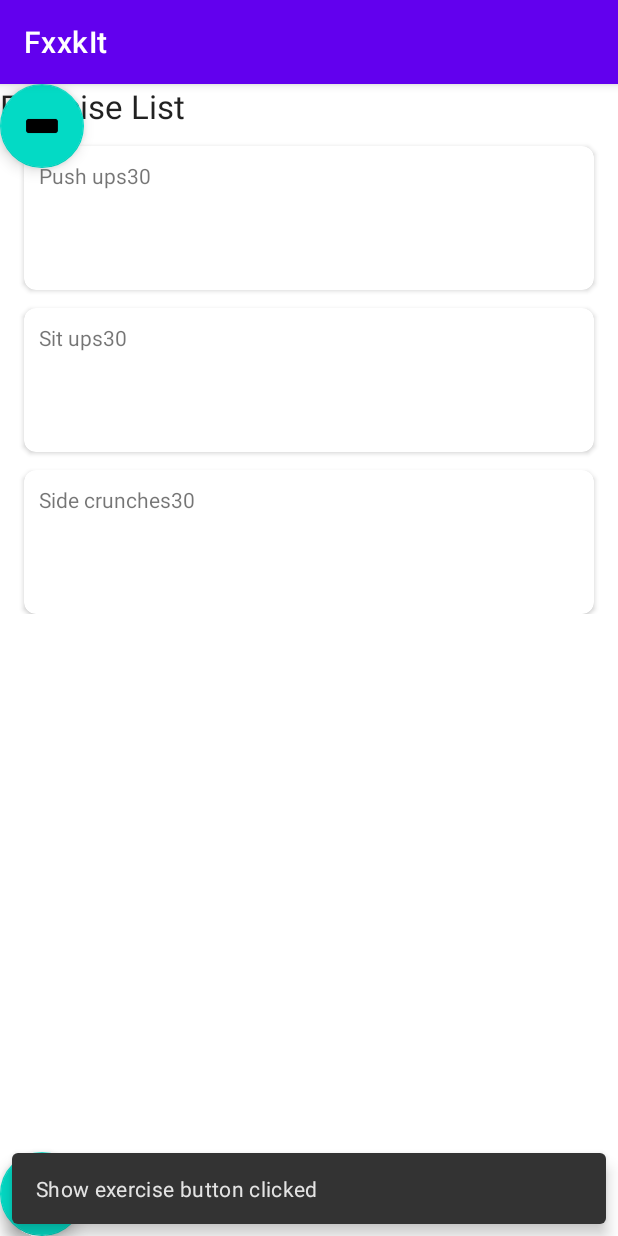
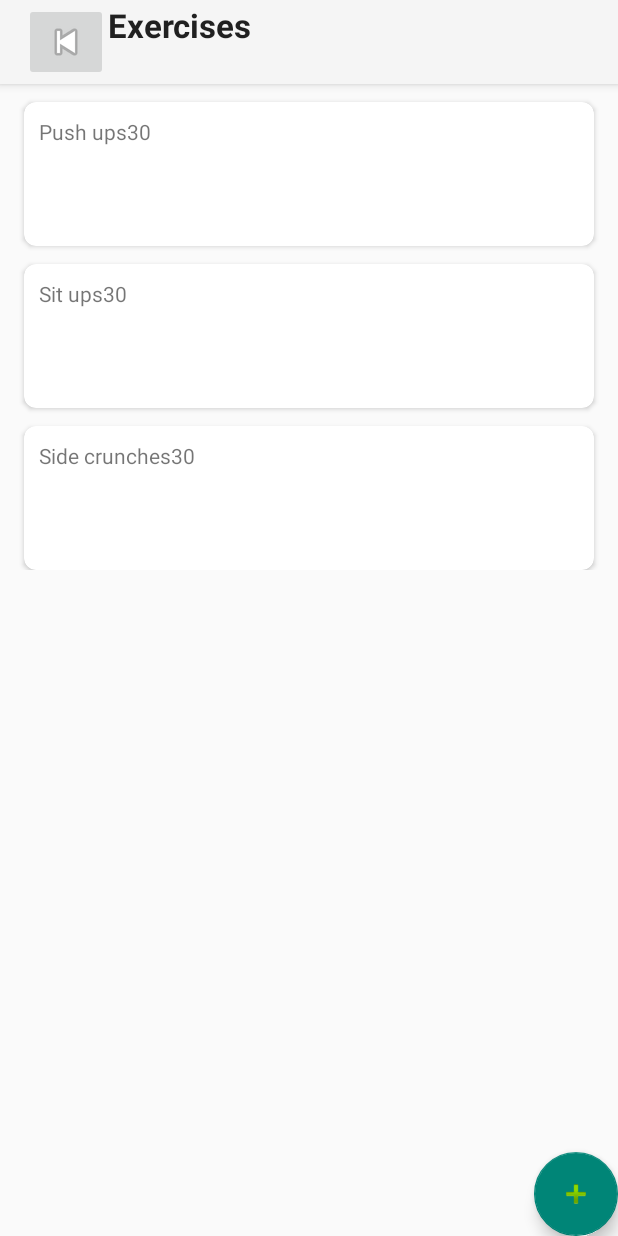
Before and after one commit to SarahCooperDev/FxxkItExercise, an Android app: the screen it shows after launch (MainActivity), after a tap on an icon or button, on a phone screen of 412 x 824 dp. Run offline under Robolectric (Android 15) with nearby library versions, the phone set to English and light mode, and no system bars.

Commit message:
added navigation history/previous functionality

```diff
--- a/app/src/main/AndroidManifest.xml
+++ b/app/src/main/AndroidManifest.xml
@@ -9,7 +9,7 @@
         android:icon="@mipmap/ic_launcher"
         android:label="@string/app_name"
         android:supportsRtl="true"
-        android:theme="@style/Theme.FxxkIt"
+        android:theme="@style/CustomTheme"
         tools:targetApi="31">
         <activity
             android:name=".MainActivity"
--- a/app/src/main/java/com/example/fxxkit/Fragment/ExerciseListFragment.kt
+++ b/app/src/main/java/com/example/fxxkit/Fragment/ExerciseListFragment.kt
@@ -57,7 +57,6 @@ class ExerciseListFragment : Fragment() {
                 }
             }
         }
-
     }
 
     override fun onViewCreated(view: View, savedInstanceState: Bundle?) {
--- a/app/src/main/java/com/example/fxxkit/MainActivity.kt
+++ b/app/src/main/java/com/example/fxxkit/MainActivity.kt
@@ -1,8 +1,12 @@
 package com.example.fxxkit
 
+import android.app.ActionBar
 import androidx.appcompat.app.AppCompatActivity
 import android.os.Bundle
+import android.view.MenuItem
 import android.view.View
+import android.widget.ImageButton
+import android.widget.TextView
 import com.example.fxxkit.Fragment.AddExerciseFragment
 import com.example.fxxkit.Fragment.CreateWorkoutFragment
 import com.example.fxxkit.Fragment.ExerciseListFragment
@@ -11,11 +15,11 @@ import com.google.android.material.floatingactionbutton.FloatingActionButton
 import com.google.android.material.snackbar.Snackbar
 
 class MainActivity : AppCompatActivity() {
-
-    private lateinit var showWorkoutListBtn: FloatingActionButton
     private lateinit var showExerciseListBtn : FloatingActionButton
     private lateinit var createWorkoutBtn : FloatingActionButton
     private lateinit var addExerciseBtn : FloatingActionButton
+    private lateinit var previousBtn: ImageButton
+    private var navHistory: ArrayList<String> = ArrayList<String>()
 
     override fun onCreate(savedInstanceState: Bundle?) {
         super.onCreate(savedInstanceState)
@@ -23,88 +27,109 @@ class MainActivity : AppCompatActivity() {
 
         if(savedInstanceState == null){
             supportFragmentManager.beginTransaction()
-                .add(R.id.main_fragment_view, WorkoutListFragment.newInstance(), "workoutlist")
-                .commit()
+                .add(R.id.main_fragment_view, WorkoutListFragment.newInstance(), "workoutlist").commit()
         }
 
-        showWorkoutListBtn = findViewById<FloatingActionButton>(R.id.show_workout_list_btn)
-        showWorkoutListBtn.visibility = View.GONE
+        supportActionBar?.setDisplayOptions(androidx.appcompat.app.ActionBar.DISPLAY_SHOW_CUSTOM)
+        supportActionBar?.setCustomView(R.layout.custom_action_bar)
+        getSupportActionBar()?.customView?.findViewById<TextView>(R.id.appbar_title_id)?.setText("Workouts")
+
         showExerciseListBtn = findViewById<FloatingActionButton>(R.id.show_exercises_btn)
         createWorkoutBtn = findViewById<FloatingActionButton>(R.id.create_workout_btn)
         addExerciseBtn = findViewById<FloatingActionButton>(R.id.add_exercise_btn)
+        previousBtn = findViewById<ImageButton>(R.id.previous_btn)
 
-        showWorkoutListBtn.setOnClickListener { view ->
-            Snackbar.make(view, "Show workout list clicked", Snackbar.LENGTH_SHORT)
-                .setAction("Action", null).show()
+        addToNavHistory("workoutList")
+        previousBtn.visibility = View.GONE
 
-            supportFragmentManager.beginTransaction()
-                .replace(R.id.main_fragment_view, WorkoutListFragment.newInstance(), "workoutlist")
-                .commit()
+        previousBtn.setOnClickListener{ view -> navToPrevious(view) }
+        showExerciseListBtn.setOnClickListener { view -> navToExerciseList(view) }
+        createWorkoutBtn.setOnClickListener { view -> navToCreateWorkout(view) }
+        addExerciseBtn.setOnClickListener { view -> navToAddExercise(view) }
+    }
 
-            setBtnVisibility(view, "workoutlist")
+    private fun clearBtns(){
+        showExerciseListBtn.visibility = View.GONE
+        addExerciseBtn.visibility = View.GONE
+        createWorkoutBtn.visibility = View.GONE
+    }
+
+    private fun navToPrevious(view: View){
+        var previous = getPreviousFragment()
+
+        if(previous != null){
+            when(previous) {
+                "addExercise" -> { navToAddExercise(view) }
+                "createWorkout" -> { navToCreateWorkout(view) }
+                "exerciseList" -> { navToExerciseList(view) }
+                "workoutList" -> { navToWorkoutList(view) }
+            }
         }
 
-        showExerciseListBtn.setOnClickListener { view ->
-            Snackbar.make(view, "Show exercise button clicked", Snackbar.LENGTH_SHORT)
-                .setAction("Action", null).show()
-
-            supportFragmentManager.beginTransaction()
-                .replace(R.id.main_fragment_view, ExerciseListFragment.newInstance(), "exerciselist")
-                .commit()
-
-            setBtnVisibility(view, "exerciselist")
-        }
-
-        createWorkoutBtn.setOnClickListener { view ->
-            Snackbar.make(view, "Create workout button clicked", Snackbar.LENGTH_SHORT)
-                .setAction("Action", null).show()
-
-            supportFragmentManager.beginTransaction()
-                .replace(R.id.main_fragment_view, CreateWorkoutFragment.newInstance(), "createworkout")
-                .commit()
-
-            setBtnVisibility(view, "createworkout")
-        }
-
-        addExerciseBtn.setOnClickListener { view ->
-            supportFragmentManager.beginTransaction()
-                .replace(R.id.main_fragment_view, AddExerciseFragment.newInstance(), "addexercise")
-                .commit()
-
-            setBtnVisibility(view, "addexercise")
+        if(navHistory.size < 2){
+            previousBtn.visibility = View.GONE
         }
     }
 
-    private fun setBtnVisibility(view: View, fragment: String){
-        //val currentFrag = this.supportFragmentManager.fragments.last().tag
+    private fun navToAddExercise(view: View){
+        supportFragmentManager.beginTransaction()
+            .replace(R.id.main_fragment_view, AddExerciseFragment.newInstance(),"addExercise")
+            .commit()
+
+        addToNavHistory("addExercise")
+        clearBtns()
+        getSupportActionBar()?.customView?.findViewById<TextView>(R.id.appbar_title_id)?.setText("Add Exercise")
+    }
+
+    private fun navToCreateWorkout(view: View){
+        supportFragmentManager.beginTransaction()
+            .replace(R.id.main_fragment_view, CreateWorkoutFragment.newInstance(),"createWorkout")
+            .commit()
+
+        addToNavHistory("createWorkout")
+        clearBtns()
+        getSupportActionBar()?.customView?.findViewById<TextView>(R.id.appbar_title_id)?.setText("Create Workout")
+    }
+
+    private fun navToExerciseList(view: View){
+        supportFragmentManager.beginTransaction()
+            .replace(R.id.main_fragment_view, ExerciseListFragment.newInstance(),"exerciseList")
+            .commit()
+
+        addToNavHistory("exerciseList")
+        clearBtns()
+        addExerciseBtn.visibility = View.VISIBLE
+        getSupportActionBar()?.customView?.findViewById<TextView>(R.id.appbar_title_id)?.setText("Exercises")
+    }
+
+    private fun navToWorkoutList(view: View){
+        supportFragmentManager.beginTransaction()
+            .replace(R.id.main_fragment_view, WorkoutListFragment.newInstance(),"workoutList")
+            .commit()
+
+        addToNavHistory("workoutList")
+        clearBtns()
+        showExerciseListBtn.visibility = View.VISIBLE
+        createWorkoutBtn.visibility = View.VISIBLE
+        getSupportActionBar()?.customView?.findViewById<TextView>(R.id.appbar_title_id)?.setText("Workouts")
+    }
+
+    private fun getPreviousFragment(): String? {
+        if(navHistory.size > 1){
+            navHistory.removeLast()
+            return navHistory.removeLast()
+        } else {
+            return null
+        }
+    }
+
+    private fun addToNavHistory(fragment: String){
+        navHistory.add(fragment)
+
+        if(navHistory.size > 1){
+            previousBtn.visibility = View.VISIBLE
+        }
 
         println("Navigated to " + fragment)
-
-        when(fragment){
-            "addexercise" -> {
-                addExerciseBtn.visibility = View.GONE
-                createWorkoutBtn.visibility = View.GONE
-                showExerciseListBtn.visibility = View.VISIBLE
-                showWorkoutListBtn.visibility = View.VISIBLE
-            }
-            "createworkout" -> {
-                createWorkoutBtn.visibility = View.GONE
-                addExerciseBtn.visibility = View.GONE
-                showExerciseListBtn.visibility = View.GONE
-                showWorkoutListBtn.visibility = View.VISIBLE
-            }
-            "exerciselist" -> {
-                addExerciseBtn.visibility = View.VISIBLE
-                createWorkoutBtn.visibility = View.GONE
-                showWorkoutListBtn.visibility = View.VISIBLE
-                showExerciseListBtn.visibility = View.GONE
-            }
-            "workoutlist" -> {
-                showExerciseListBtn.visibility = View.VISIBLE
-                addExerciseBtn.visibility = View.VISIBLE
-                createWorkoutBtn.visibility = View.VISIBLE
-                showWorkoutListBtn.visibility = View.GONE
-            }
-        }
     }
 }
--- a/app/src/main/res/layout/activity_main.xml
+++ b/app/src/main/res/layout/activity_main.xml
@@ -10,16 +10,6 @@
         android:id="@+id/main_fragment_view"
         android:layout_width="match_parent"
         android:layout_height="match_parent"></androidx.fragment.app.FragmentContainerView>
-
-
-    <com.google.android.material.floatingactionbutton.FloatingActionButton
-        android:id="@+id/show_workout_list_btn"
-        android:layout_width="wrap_content"
-        android:layout_height="wrap_content"
-        android:clickable="true"
-        app:layout_constraintTop_toTopOf="parent"
-        app:layout_constraintStart_toStartOf="parent"
-        app:srcCompat="@android:drawable/editbox_background_normal" />
 
     <com.google.android.material.floatingactionbutton.FloatingActionButton
         android:id="@+id/show_exercises_btn"
@@ -35,7 +25,7 @@
         android:layout_width="wrap_content"
         android:layout_height="wrap_content"
         android:clickable="true"
-        app:layout_constraintStart_toStartOf="parent"
+        app:layout_constraintEnd_toEndOf="parent"
         app:layout_constraintBottom_toBottomOf="parent"
         app:srcCompat="@android:drawable/ic_input_add" />
 
@@ -46,7 +36,7 @@
         android:clickable="true"
         app:layout_constraintEnd_toEndOf="parent"
         app:layout_constraintBottom_toBottomOf="parent"
-        app:srcCompat="@android:drawable/checkbox_on_background" />
+        app:srcCompat="@android:drawable/ic_input_add" />
 
 
 </androidx.constraintlayout.widget.ConstraintLayout>
--- /dev/null
+++ b/app/src/main/res/layout/custom_action_bar.xml
@@ -0,0 +1,23 @@
+<?xml version="1.0" encoding="utf-8"?>
+<TableLayout xmlns:android="http://schemas.android.com/apk/res/android"
+    xmlns:app="http://schemas.android.com/apk/res-auto"
+    android:orientation="horizontal"
+    android:layout_height="wrap_content"
+    android:layout_width="match_parent">
+
+    <TableRow>
+        <ImageButton
+            android:id="@+id/previous_btn"
+            android:layout_width="wrap_content"
+            android:layout_height="wrap_content"
+            app:srcCompat="@android:drawable/ic_media_previous" />
+
+        <TextView
+            android:id="@+id/appbar_title_id"
+            android:textAppearance="@style/TextAppearance.AppCompat.Large"
+            android:gravity="center_vertical"
+            android:layout_height="wrap_content"
+            android:layout_width="wrap_content"
+            android:textStyle="bold" />
+    </TableRow>
+</TableLayout>
--- a/app/src/main/res/layout/fragment_exercise_list.xml
+++ b/app/src/main/res/layout/fragment_exercise_list.xml
@@ -7,37 +7,19 @@
     tools:context=".Fragment.ExerciseListFragment">
 
     <LinearLayout
-        android:id="@+id/linearLayout2"
+        android:id="@+id/linearLayout"
         android:layout_width="match_parent"
         android:layout_height="wrap_content"
         android:orientation="vertical">
 
-        <TextView
-            android:id="@+id/title_tv"
+        <androidx.recyclerview.widget.RecyclerView
+            android:id="@+id/exercise_list_rv"
             android:layout_width="match_parent"
             android:layout_height="wrap_content"
-            android:text="Exercise List"
-            android:textAppearance="@style/TextAppearance.AppCompat.Large"
+            android:clipChildren="false"
+            tools:listitem="@layout/exercise_row_item"
             app:layout_constraintEnd_toEndOf="parent"
             app:layout_constraintStart_toStartOf="parent"
             app:layout_constraintTop_toTopOf="parent" />
-
-        <LinearLayout
-            android:id="@+id/linearLayout"
-            android:layout_width="match_parent"
-            android:layout_height="wrap_content"
-            android:orientation="vertical"
-            app:layout_constraintTop_toBottomOf="@id/title_tv">
-
-            <androidx.recyclerview.widget.RecyclerView
-                android:id="@+id/exercise_list_rv"
-                android:layout_width="match_parent"
-                android:layout_height="wrap_content"
-                android:clipChildren="false"
-                tools:listitem="@layout/exercise_row_item"
-                app:layout_constraintEnd_toEndOf="parent"
-                app:layout_constraintStart_toStartOf="parent"
-                app:layout_constraintTop_toTopOf="parent" />
-        </LinearLayout>
     </LinearLayout>
 </FrameLayout>
--- /dev/null
+++ b/app/src/main/res/values/styles.xml
@@ -0,0 +1,10 @@
+<?xml version="1.0" encoding="utf-8"?>
+<resources>
+    <style name="AppTheme" parent="Theme.AppCompat.Light.NoActionBar">
+
+    </style>
+    <style name="CustomTheme" parent="Theme.AppCompat.Light">
+        <item name="contentInsetStart">0dp</item>
+        <item name="contentInsetEnd">0dp</item>
+    </style>
+</resources>
```
Also changed, not shown: app/src/main/res/layout/fragment_workout_list.xml (+1 -15 lines).
